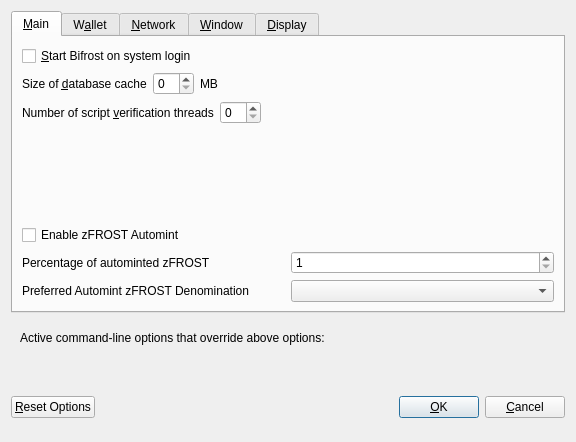
Qt form src/qt/forms/optionsdialog.ui (EvilCrypto/MasterBitPOS) before a commit.
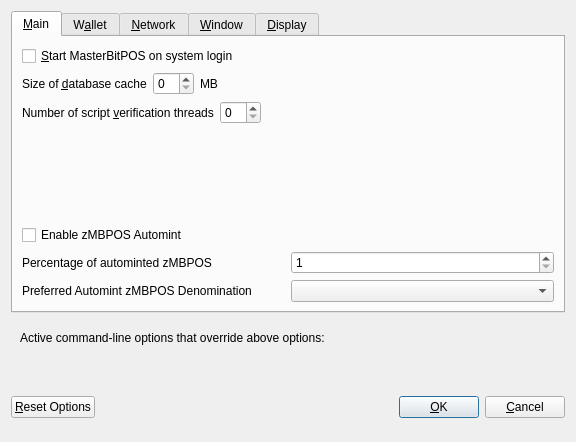
The same form after that commit. Custom widgets are drawn as their Qt base class.

What changed in the file:
```diff
--- a/src/qt/forms/optionsdialog.ui
+++ b/src/qt/forms/optionsdialog.ui
@@ -33,7 +33,7 @@
           <string>Automatically start Bifrost after logging in to the system.</string>
          </property>
          <property name="text">
-          <string>&amp;Start Bifrost on system login</string>
+          <string>&amp;Start MasterBitPOS on system login</string>
          </property>
         </widget>
        </item>
@@ -139,7 +139,7 @@
           <enum>Qt::LeftToRight</enum>
          </property>
          <property name="text">
-          <string>Enable zFROST Automint</string>
+          <string>Enable zMBPOS Automint</string>
          </property>
         </widget>
        </item>
@@ -151,7 +151,7 @@
             <string>Percentage of incoming FROST which get automatically converted to zFROST via Zerocoin Protocol (min: 10%)</string>
            </property>
            <property name="text">
-            <string>Percentage of autominted zFROST</string>
+            <string>Percentage of autominted zMBPOS</string>
            </property>
           </widget>
          </item>
@@ -184,7 +184,7 @@
             <string>Wait with automatic conversion to Zerocoin until enough FROST for this denomination is available</string>
            </property>
            <property name="text">
-            <string>Preferred Automint zFROST Denomination</string>
+            <string>Preferred Automint zMBPOS Denomination</string>
            </property>
           </widget>
          </item>
```
Left out of the diff: 18 changed lines with no effect on the pictures.
